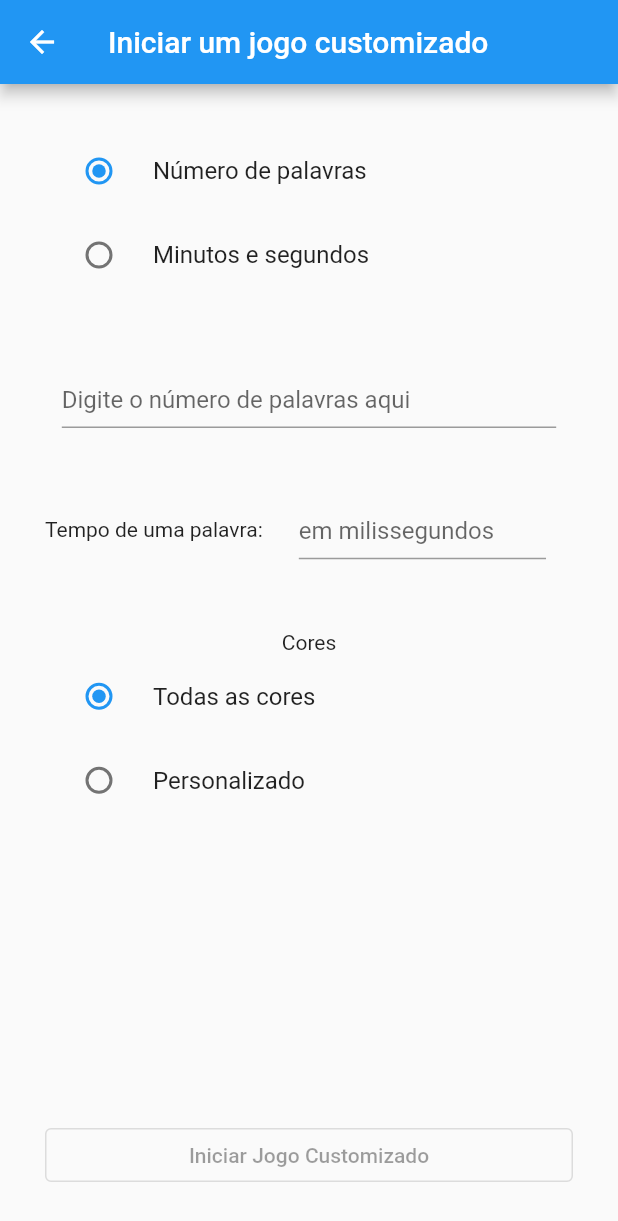
After one commit to mrguisamuel/08-mobile-training, a Flutter app: the CustomGame screen opened directly, on a phone screen of 412 x 824 dp. The commit adds this screen. Shown: the top 1221 px of the screen. Run offline on Flutter 3.47's test engine with Material 2 defaults, Android fonts, the phone set to English and light mode, and no system bars; our stand-ins replace sensors_plus, sqflite; accounts and stored records are empty.

Commit message:
feat: create the custom game screen

```diff
--- /dev/null
+++ b/strooper/lib/custom_game.dart
@@ -0,0 +1,204 @@
+import 'package:flutter/material.dart';
+import 'session.dart';
+import 'my_widgets.dart' show Button;
+
+class CustomGame extends StatefulWidget {
+  const CustomGame({Key? key}) : super(key: key);
+
+  @override
+  State<CustomGame> createState() => _CustomGameState();
+}
+
+class _CustomGameState extends State<CustomGame> {
+  String? optionGame = 'number';
+  String? optionColors = 'default';
+
+  Widget _createOptionColors(Map<String, MaterialColor> _map, double _size) {
+    List<Widget> colors = [];
+    _map.forEach((key, value) {
+      colors.add(
+        new Column(
+          children: <Widget>[
+            Icon(
+              Icons.adb_rounded,
+              color: value,
+              size: _size
+            ),
+            Checkbox(
+              value: true,
+              onChanged: (bool? value) {
+
+              }
+            )
+          ],
+        ),
+      );
+    });
+    return Row(children: colors);
+  }
+
+  @override
+  Widget build(BuildContext context) {
+    var size = MediaQuery.of(context).size;
+    return Scaffold(
+      appBar: AppBar(
+        title: Text('Iniciar um jogo customizado')
+      ),
+      body: SafeArea(
+        child: Padding(
+          padding: const EdgeInsets.all(30),
+          child: Column(
+            children: <Widget>[
+              RadioListTile(
+                title: Text('Número de palavras'),
+                value: 'number',
+                groupValue: optionGame,
+                onChanged: (value) => setState(() => optionGame = value.toString())
+              ),
+              RadioListTile(
+                title: Text('Minutos e segundos'),
+                value: 'time',
+                groupValue: optionGame,
+                onChanged: (value) => setState(() => optionGame = value.toString())
+              ),
+              Spacer(),
+              Visibility(
+                child: Row(
+                  mainAxisAlignment: MainAxisAlignment.center,
+                  children: <Widget>[
+                    SizedBox(
+                      width: size.width / 4,
+                      height: 40,
+                      child: TextFormField(
+                        decoration: InputDecoration(
+                          hintText: 'Minutos',
+                        )
+                      )
+                    ),
+                    SizedBox(
+                      width: size.width / 4,
+                      height: 30,
+                    ),
+                    SizedBox(
+                      width: size.width / 4,
+                      height: 40,
+                      child: TextFormField(
+                        decoration: InputDecoration(
+                          hintText: 'Segundos',
+                        )
+                      )
+                    )
+                  ]
+                ),
+                visible: optionGame == 'time'
+              ),
+              Visibility(
+                child: SizedBox(
+                  width: size.width * 0.8,
+                  height: 40,
+                  child: TextFormField(
+                    decoration: InputDecoration(
+                      hintText: 'Digite o número de palavras aqui'
+                    )
+                  ),
+                ),
+                visible: optionGame == 'number'
+              ),
+              Spacer(),
+              Row(
+                children: <Widget>[
+                  Text('Tempo de uma palavra: '),
+                  SizedBox(
+                    width: size.width * 0.05,
+                    height: 40,
+                  ),
+                  SizedBox(
+                    width: size.width * 0.4,
+                    height: 40,
+                    child: TextFormField(
+                      decoration: InputDecoration(
+                        hintText: 'em milissegundos'
+                      )
+                    ),
+                  ),
+                ]
+              ),
+              Spacer(),
+              Text('Cores'),
+              RadioListTile(
+                title: Text('Todas as cores'),
+                value: 'default',
+                groupValue: optionColors,
+                onChanged: (value) => setState(() => optionColors = value.toString())
+              ),
+              RadioListTile(
+                title: Text('Personalizado'),
+                value: 'custom',
+                groupValue: optionColors,
+                onChanged: (value) => setState(() => optionColors = value.toString())
+              ),
+              Spacer(),
+              //_createOptionColors(Session.allColors, 55),
+              Visibility(
+                child: Row(
+                  children: <Widget>[
+                    ColorOption(color: Colors.blue, size: 55),
+                    ColorOption(color: Colors.blue, size: 55),
+                    ColorOption(color: Colors.blue, size: 55),
+                    ColorOption(color: Colors.blue, size: 55),
+                    ColorOption(color: Colors.blue, size: 55),
+                    ColorOption(color: Colors.blue, size: 55),
+                  ]
+                ),
+                maintainSize: true,
+                maintainAnimation: true,
+                maintainState: true,
+                visible: optionColors == 'custom'
+              ),
+              Spacer(),
+              Button(
+                message: 'Iniciar Jogo Customizado',
+                width: size.width * 0.9
+              )
+            ]
+          )
+        )
+      )
+    );
+  }
+}
+
+class ColorOption extends StatefulWidget {
+  final MaterialColor color;
+  final double size;
+
+  const ColorOption({
+    Key? key,
+    required this.color,
+    required this.size,
+  }) : super(key: key);
+
+  @override
+  State<ColorOption> createState() => _ColorOptionState();
+}
+
+class _ColorOptionState extends State<ColorOption> {
+  bool checkboxValue = false;
+
+  @override
+  Widget build(BuildContext context) {
+    return Column(
+      children: <Widget>[
+        Icon(
+          Icons.adb_rounded,
+          color: widget.color,
+          size: widget.size
+        ),
+        Checkbox(
+          value: checkboxValue,
+          onChanged: (bool? value) => setState(() => checkboxValue = value!)
+        )
+      ],
+    );
+  }
+}
--- a/strooper/lib/init.dart
+++ b/strooper/lib/init.dart
@@ -2,6 +2,7 @@ import 'package:flutter/material.dart';
 import 'game.dart' show Game;
 import 'my_widgets.dart';
 import 'high_score.dart';
+import 'custom_game.dart';
 
 class Init extends StatelessWidget {
   const Init({Key? key}) : super(key: key);
@@ -31,7 +32,15 @@ class Init extends StatelessWidget {
               ),
               Button(
                 message: 'Iniciar um jogo customizado',
-                width: size.width * 0.8
+                width: size.width * 0.8,
+                action: () {
+                  Navigator.push(
+                    context,
+                    MaterialPageRoute(
+                      builder: (context) => const CustomGame()
+                    )
+                  );
+                }
               ),
               Button(
                 message: 'Ver a lista de high scores',
```
